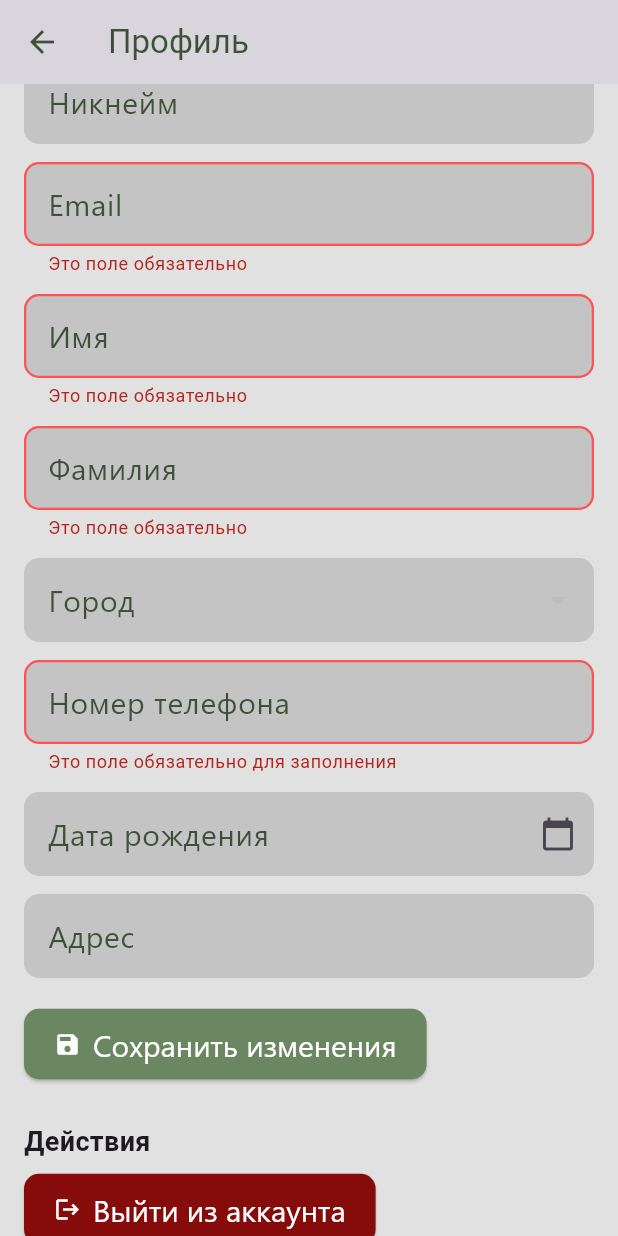
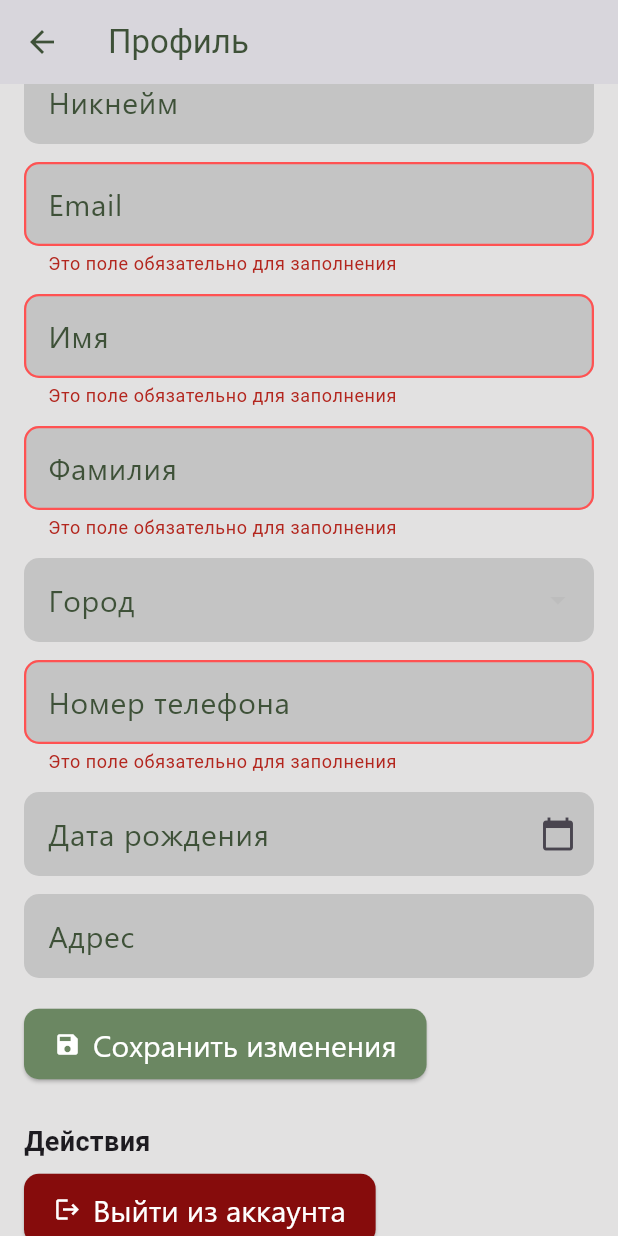
Before and after one commit to renatakhabirva/gifthubres, a Flutter app: the ProfilePage screen opened directly, scrolled down 74 dp, after a tap on "Сохранить изменения", on a phone screen of 412 x 824 dp. Run offline on Flutter 3.47's test engine with Material 3 defaults, Android fonts, the light colour scheme and no system bars; our stand-ins replace carousel_slider, flutter_dotenv, supabase_flutter, video_player; missing offline and left inert: window_size; accounts and stored records are empty; statements that could not run were skipped.

Commit message:
update ru messages

```diff
--- a/lib/pages/cart.dart
+++ b/lib/pages/cart.dart
@@ -194,7 +194,7 @@ class _CartPageState extends State<CartPage> {
       String errorMessage = MessagesRu.error;
 
       if (error.toString().contains('количество')) {
-        errorMessage = MessagesRu.quantityProduct;
+        errorMessage = MessagesRu.quantityProductIsNull;
       }
       ScaffoldMessenger.of(context).showSnackBar(
         SnackBar(content: Text(errorMessage)),
--- a/lib/pages/messages.dart
+++ b/lib/pages/messages.dart
@@ -15,6 +15,16 @@ class MessagesRu {
   static const String emailExists = 'Этот email уже используется';
   static const String phoneExists = 'Этот номер телефона уже используется';
   static const String displayNameExists = 'Этот никнейм уже используется';
-  static const String quantityProduct = 'В наличии больше нет';
+  static const String quantityProductIsNull = 'В наличии больше нет';
   static const String error = 'Ошибка';
+  static const String noLogin = 'Вы не авторизованы';
+  static const String deleteFromWishList = 'Товар удалён из вишлиста';
+  static const String addToWishList = 'Товар добавлен в вишлист';
+  static const String updateProductQuantity =
+      'Количество товара в корзине увеличено';
+  static const String addToCart = 'Товар успешно добавлен в корзину';
+  static const String updateEmail =
+      'Письмо для подтверждения изменения почты отправлено на ';
+  static const String deleteProfile = 'Ваш аккаунт удален';
+  static const String errorDeleteProfile = 'Ваш аккаунт удален';
 }
--- a/lib/pages/profilepage.dart
+++ b/lib/pages/profilepage.dart
@@ -104,7 +104,7 @@ class _ProfilePageState extends State<ProfilePage> {
 
 
         ScaffoldMessenger.of(context).showSnackBar(
-          SnackBar(content: Text('Письмо для подтверждения изменения почты отправлено на $_userEmail')),
+          SnackBar(content: Text('${MessagesRu.updateEmail} $_userEmail')),
         );
       }
 
@@ -169,10 +169,10 @@ class _ProfilePageState extends State<ProfilePage> {
                 keyboardType: TextInputType.emailAddress,
                 validator: (value) {
                   if (value == null || value.trim().isEmpty) {
-                    return 'Это поле обязательно';
+                    return '${MessagesRu.fieldRequired}';
                   }
                   if (!RegExp(r'^[^@]+@[^@]+\.[^@]+').hasMatch(value)) {
-                    return 'Неверный формат email';
+                    return '${MessagesRu.invalidEmail}';
                   }
                   return null;
                 },
@@ -183,7 +183,9 @@ class _ProfilePageState extends State<ProfilePage> {
                 controller: _nameController,
                 decoration: InputDecoration(labelText: 'Имя'),
                 validator: (value) =>
-                value == null || value.trim().isEmpty ? 'Это поле обязательно' : null,
+                value == null || value
+                    .trim()
+                    .isEmpty ? '${MessagesRu.fieldRequired}' : null,
               ),
               SizedBox(height: 12),
 
@@ -191,7 +193,9 @@ class _ProfilePageState extends State<ProfilePage> {
                 controller: _surnameController,
                 decoration: InputDecoration(labelText: 'Фамилия'),
                 validator: (value) =>
-                value == null || value.trim().isEmpty ? 'Это поле обязательно' : null,
+                value == null || value
+                    .trim()
+                    .isEmpty ? '${MessagesRu.fieldRequired}' : null,
               ),
               SizedBox(height: 12),
 
@@ -233,7 +237,7 @@ class _ProfilePageState extends State<ProfilePage> {
                   }
 
                   if (!RegExp(r'^\+7\d{10}$').hasMatch(value)) {
-                    return 'Введите корректный номер телефона (например, +79991234567)';
+                    return '${MessagesRu.invalidPhone}';
                   }
                   return null;
                 },
@@ -373,7 +377,8 @@ class _ProfilePageState extends State<ProfilePage> {
 
                               Navigator.of(context).pop(); // Закрываем диалог
                               ScaffoldMessenger.of(context).showSnackBar(
-                                const SnackBar(content: Text('Ваш аккаунт удален')),
+                                const SnackBar(
+                                    content: Text(MessagesRu.deleteProfile)),
                               );
 
                               Navigator.pushReplacement(
@@ -383,7 +388,8 @@ class _ProfilePageState extends State<ProfilePage> {
                             } catch (e) {
                               Navigator.of(context).pop(); // Закрываем диалог
                               ScaffoldMessenger.of(context).showSnackBar(
-                                const SnackBar(content: Text('Неверный пароль или ошибка при удалении')),
+                                const SnackBar(content: Text(
+                                    MessagesRu.errorDeleteProfile)),
                               );
                             }
                           },
```
Also changed, not shown: lib/pages/add_to_cart.dart (+5 -4 lines), lib/pages/wishlist_service.dart (+4 -5 lines), 1 other file.
